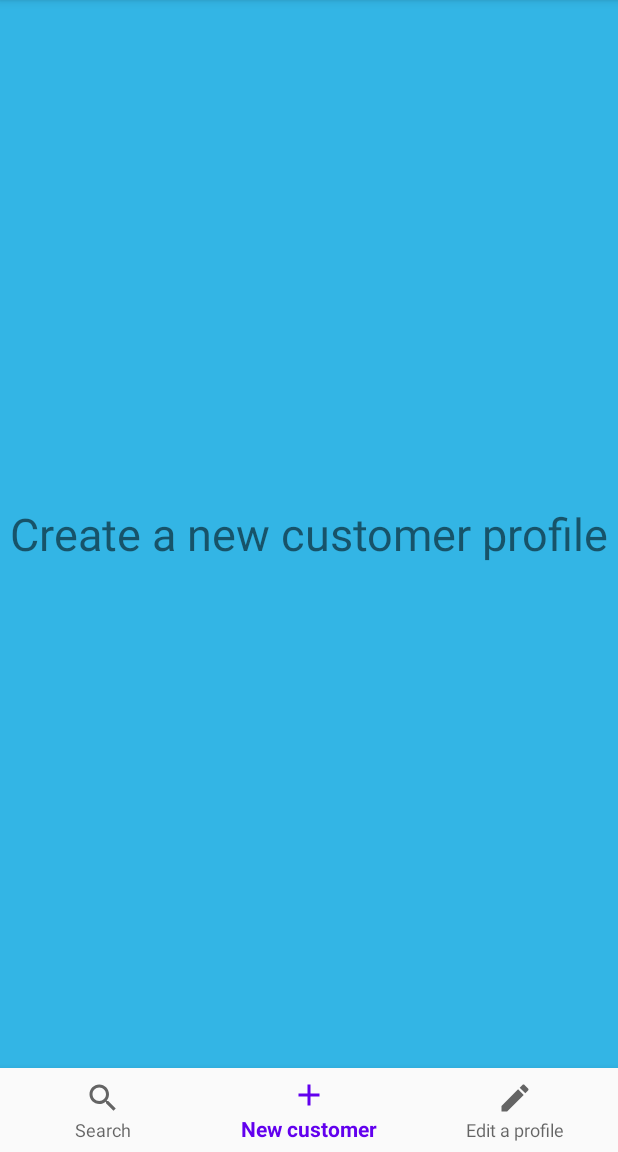
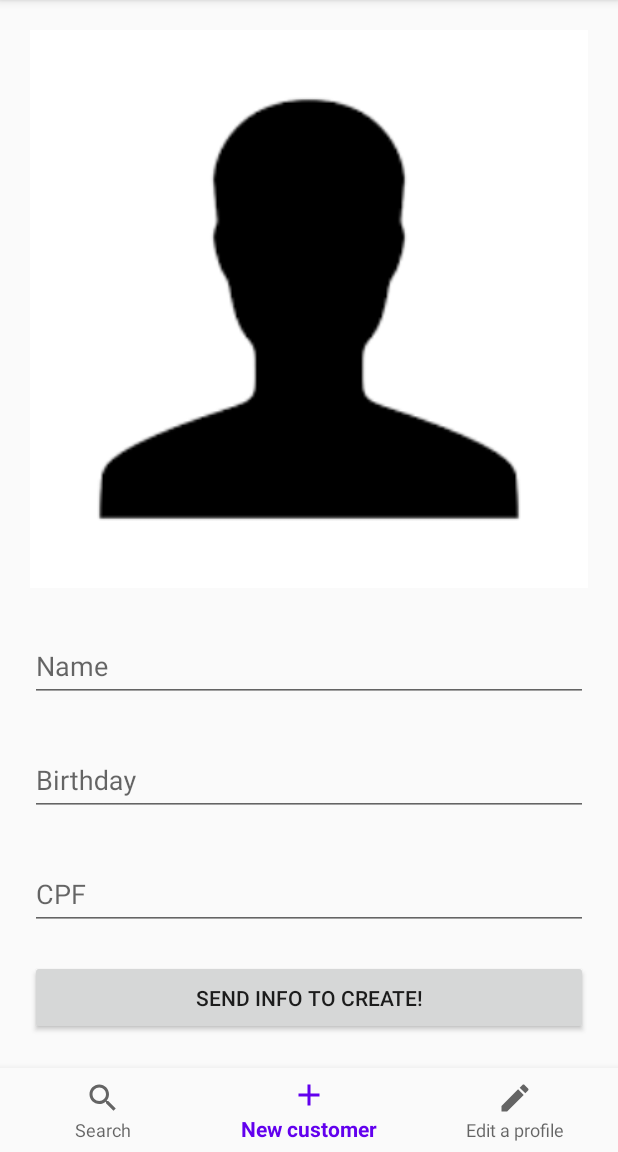
Before and after one commit to alex800125/TCC, an Android app: the screen it shows after launch (MainActivity), item 2 of the bottom bar chosen, on a phone screen of 412 x 824 dp, the part 84-1236 px from its top. Run offline under Robolectric (Android 15) with nearby library versions, the light colour scheme and no system bars.

Commit message:
"Create" page is created, but missing the update "Search" and create the "Edit"

```diff
--- a/Frontend/app/src/main/java/com/example/frontend/Create.java
+++ b/Frontend/app/src/main/java/com/example/frontend/Create.java
@@ -1,6 +1,7 @@
 package com.example.frontend;
 
 import android.os.Bundle;
+import android.util.Log;
 import android.view.LayoutInflater;
 import android.view.View;
 import android.view.ViewGroup;
@@ -14,6 +15,22 @@ public class Create extends Fragment {
     @Nullable
     @Override
     public View onCreateView(@NonNull LayoutInflater inflater, @Nullable ViewGroup container, @Nullable Bundle savedInstanceState) {
-        return inflater.inflate(R.layout.create, container, false);
+        final View view = inflater.inflate(R.layout.create, container, false);
+        final View button = view.findViewById(R.id.button_create_customer);
+
+        button.setOnClickListener(
+                new View.OnClickListener() {
+                    @Override
+                    public void onClick(View v) {
+                        createCustomer(v);
+                    }
+                }
+        );
+        return view;
+    }
+
+    public void createCustomer(View v){
+        // TODO implementar chamada para o servidor em Python
+        Log.d("TAG", "createCustomer: implement call to Server");
     }
 }
--- a/Frontend/app/src/main/res/layout/create.xml
+++ b/Frontend/app/src/main/res/layout/create.xml
@@ -1,14 +1,84 @@
 <?xml version="1.0" encoding="utf-8"?>
-<RelativeLayout xmlns:android="http://schemas.android.com/apk/res/android"
+<androidx.constraintlayout.widget.ConstraintLayout xmlns:android="http://schemas.android.com/apk/res/android"
+    xmlns:app="http://schemas.android.com/apk/res-auto"
     android:layout_width="match_parent"
-    android:layout_height="match_parent"
-    android:background="@android:color/holo_blue_light">
+    android:layout_height="match_parent">
 
-    <TextView
-        android:layout_width="wrap_content"
-        android:layout_height="wrap_content"
-        android:layout_centerInParent="true"
-        android:text="@string/text_create"
-        android:textSize="30sp" />
+    <ScrollView
+        android:layout_width="match_parent"
+        android:layout_height="match_parent">
 
-</RelativeLayout>
+        <androidx.constraintlayout.widget.ConstraintLayout
+            android:layout_width="match_parent"
+            android:layout_height="wrap_content"
+            android:padding="@dimen/margin_bottom">
+
+            <androidx.appcompat.widget.AppCompatImageView
+                android:id="@+id/preview_image"
+                android:layout_width="match_parent"
+                android:layout_height="match_parent"
+                android:adjustViewBounds="true"
+                android:src="@drawable/person"
+                app:layout_constraintEnd_toStartOf="parent"
+                app:layout_constraintStart_toEndOf="parent"
+                app:layout_constraintTop_toTopOf="parent" />
+
+            <!-- Name -->
+            <com.google.android.material.textfield.TextInputLayout
+                android:id="@+id/create_name"
+                android:layout_width="match_parent"
+                android:layout_height="wrap_content"
+                android:layout_marginTop="@dimen/margin_top"
+                android:hint="@string/create_text_name"
+                app:layout_constraintLeft_toLeftOf="parent"
+                app:layout_constraintTop_toBottomOf="@id/preview_image">
+
+                <com.google.android.material.textfield.TextInputEditText
+                    android:layout_width="match_parent"
+                    android:layout_height="wrap_content" />
+            </com.google.android.material.textfield.TextInputLayout>
+
+            <!-- Birthday -->
+            <com.google.android.material.textfield.TextInputLayout
+                android:id="@+id/create_birthday"
+                android:layout_width="match_parent"
+                android:layout_height="wrap_content"
+                android:layout_marginTop="@dimen/margin_top"
+                android:clickable="true"
+                android:hint="@string/create_text_birthday"
+                app:layout_constraintLeft_toLeftOf="parent"
+                app:layout_constraintTop_toBottomOf="@id/create_name">
+
+                <com.google.android.material.textfield.TextInputEditText
+                    android:layout_width="match_parent"
+                    android:layout_height="wrap_content" />
+            </com.google.android.material.textfield.TextInputLayout>
+
+            <!-- CPF -->
+            <com.google.android.material.textfield.TextInputLayout
+                android:id="@+id/create_cpf"
+                android:layout_width="match_parent"
+                android:layout_height="wrap_content"
+                android:layout_marginTop="@dimen/margin_top"
+                android:hint="@string/create_text_cpf"
+                app:layout_constraintLeft_toLeftOf="parent"
+                app:layout_constraintTop_toBottomOf="@id/create_birthday">
+
+                <com.google.android.material.textfield.TextInputEditText
+                    android:layout_width="match_parent"
+                    android:layout_height="wrap_content" />
+            </com.google.android.material.textfield.TextInputLayout>
+
+            <Button
+                android:id="@+id/button_create_customer"
+                android:layout_width="match_parent"
+                android:layout_height="@dimen/create_button_height"
+                android:layout_marginTop="@dimen/margin_top"
+                android:text="@string/create_new_customer"
+                app:layout_constraintBottom_toBottomOf="parent"
+                app:layout_constraintLeft_toLeftOf="parent"
+                app:layout_constraintTop_toBottomOf="@id/create_cpf" />
+
+        </androidx.constraintlayout.widget.ConstraintLayout>
+    </ScrollView>
+</androidx.constraintlayout.widget.ConstraintLayout>
--- a/Frontend/app/src/main/res/layout/edit.xml
+++ b/Frontend/app/src/main/res/layout/edit.xml
@@ -11,4 +11,6 @@
         android:text="@string/text_edit"
         android:textSize="30sp" />
 
+    <!-- TODO Atualizar para ficar parecido com o Create -->
+
 </RelativeLayout>
--- a/Frontend/app/src/main/res/layout/search.xml
+++ b/Frontend/app/src/main/res/layout/search.xml
@@ -2,8 +2,7 @@
 <androidx.constraintlayout.widget.ConstraintLayout xmlns:android="http://schemas.android.com/apk/res/android"
     xmlns:app="http://schemas.android.com/apk/res-auto"
     android:layout_width="match_parent"
-    android:layout_height="match_parent"
-    android:background="@android:color/holo_red_light">
+    android:layout_height="match_parent">
 
     <ScrollView
         android:layout_width="match_parent"
@@ -16,11 +15,12 @@
 
             <androidx.appcompat.widget.AppCompatImageView
                 android:id="@+id/preview_image"
-                android:layout_width="@dimen/image_size"
-                android:layout_height="@dimen/image_size"
-                android:src="@drawable/teste"
-                app:layout_constraintLeft_toLeftOf="parent"
-                app:layout_constraintRight_toRightOf="parent"
+                android:layout_width="match_parent"
+                android:layout_height="match_parent"
+                android:adjustViewBounds="true"
+                android:src="@drawable/person"
+                app:layout_constraintEnd_toStartOf="parent"
+                app:layout_constraintStart_toEndOf="parent"
                 app:layout_constraintTop_toTopOf="parent" />
 
             <!-- Name -->
@@ -29,7 +29,7 @@
                 android:layout_width="wrap_content"
                 android:layout_height="wrap_content"
                 android:layout_marginTop="@dimen/margin_top"
-                android:text="@string/text_name"
+                android:text="@string/search_text_name"
                 android:textSize="@dimen/txt_font_size"
                 app:layout_constraintLeft_toLeftOf="parent"
                 app:layout_constraintTop_toBottomOf="@id/preview_image" />
@@ -40,7 +40,7 @@
                 android:layout_height="wrap_content"
                 android:layout_marginStart="@dimen/margin_txt_item_start"
                 android:layout_marginTop="@dimen/margin_txt_top"
-                android:text="@string/text_name"
+                android:text="@string/search_text_name"
                 android:textSize="@dimen/txt_item_font_size"
                 app:layout_constraintLeft_toLeftOf="parent"
                 app:layout_constraintTop_toBottomOf="@id/name_txt" />
@@ -51,7 +51,7 @@
                 android:layout_width="wrap_content"
                 android:layout_height="wrap_content"
                 android:layout_marginTop="@dimen/margin_top"
-                android:text="@string/text_age"
+                android:text="@string/search_text_age"
                 android:textSize="@dimen/txt_font_size"
                 app:layout_constraintLeft_toLeftOf="parent"
                 app:layout_constraintTop_toBottomOf="@id/name" />
@@ -62,7 +62,7 @@
                 android:layout_height="wrap_content"
                 android:layout_marginStart="@dimen/margin_txt_item_start"
                 android:layout_marginTop="@dimen/margin_txt_top"
-                android:text="@string/text_age"
+                android:text="@string/search_text_age"
                 android:textSize="@dimen/txt_item_font_size"
                 app:layout_constraintLeft_toLeftOf="parent"
                 app:layout_constraintTop_toBottomOf="@id/age_txt" />
@@ -73,7 +73,7 @@
                 android:layout_width="wrap_content"
                 android:layout_height="wrap_content"
                 android:layout_marginTop="@dimen/margin_top"
-                android:text="@string/text_suggestion"
+                android:text="@string/search_text_suggestion"
                 android:textSize="@dimen/txt_font_size"
                 app:layout_constraintLeft_toLeftOf="parent"
                 app:layout_constraintTop_toBottomOf="@id/age" />
@@ -84,11 +84,13 @@
                 android:layout_height="wrap_content"
                 android:layout_marginStart="@dimen/margin_txt_item_start"
                 android:layout_marginTop="@dimen/margin_txt_top"
-                android:text="@string/text_suggestion"
+                android:text="@string/search_text_suggestion"
                 android:textSize="@dimen/txt_item_font_size"
                 app:layout_constraintLeft_toLeftOf="parent"
                 app:layout_constraintTop_toBottomOf="@id/suggestion_txt" />
 
+            <!-- TODO Atualizar para ficar parecido com o Create (inserir botão, rever TextFields, criar função pra chamar python) -->
+
         </androidx.constraintlayout.widget.ConstraintLayout>
     </ScrollView>
 </androidx.constraintlayout.widget.ConstraintLayout>
--- a/Frontend/app/src/main/res/values/colors.xml
+++ b/Frontend/app/src/main/res/values/colors.xml
@@ -1,6 +1,10 @@
 <?xml version="1.0" encoding="utf-8"?>
 <resources>
+    <!-- TODO Rever itens usados -->
+
     <color name="colorPrimary">#6200EE</color>
     <color name="colorPrimaryDark">#3700B3</color>
-    <color name="colorAccent">#03DAC5</color>
+
+    <!-- Black 60% opacity -->
+    <color name="colorAccent">#99000000</color>
 </resources>
--- a/Frontend/app/src/main/res/values/dimens.xml
+++ b/Frontend/app/src/main/res/values/dimens.xml
@@ -1,5 +1,6 @@
 <?xml version="1.0" encoding="utf-8"?>
 <resources>
+    <!-- TODO Rever itens usados -->
     <dimen name="margin_txt_item_start">20dp</dimen>
     <dimen name="margin_txt_top">10dp</dimen>
     <dimen name="margin_top">20dp</dimen>
@@ -7,4 +8,5 @@
     <dimen name="image_size">250dp</dimen>
     <dimen name="txt_font_size">25sp</dimen>
     <dimen name="txt_item_font_size">15sp</dimen>
+    <dimen name="create_button_height">50dp</dimen>
 </resources>
--- a/Frontend/app/src/main/res/values/strings.xml
+++ b/Frontend/app/src/main/res/values/strings.xml
@@ -1,11 +1,17 @@
 <resources>
+    <!-- TODO Rever itens usados e nome da aplicação -->
+
     <string name="app_name">To be defined</string>
 
     <string name="title_search">Search</string>
-    <string name="text_search">Search a customer</string>
-    <string name="text_name">Name:</string>
-    <string name="text_age">Age:</string>
-    <string name="text_suggestion">Suggestion:</string>
+    <string name="search_text_name">Name:</string>
+    <string name="search_text_age">Age:</string>
+    <string name="search_text_suggestion">Suggestion:</string>
+
+    <string name="create_text_name">Name</string>
+    <string name="create_text_birthday">Birthday</string>
+    <string name="create_text_cpf">CPF</string>
+    <string name="create_new_customer">Send info to create!</string>
 
     <string name="title_create">New customer</string>
     <string name="text_create">Create a new customer profile</string>
```
Also changed, not shown: Frontend/app/src/main/res/drawable/person.png (added), Frontend/app/src/main/res/drawable/teste.jpg (deleted).
